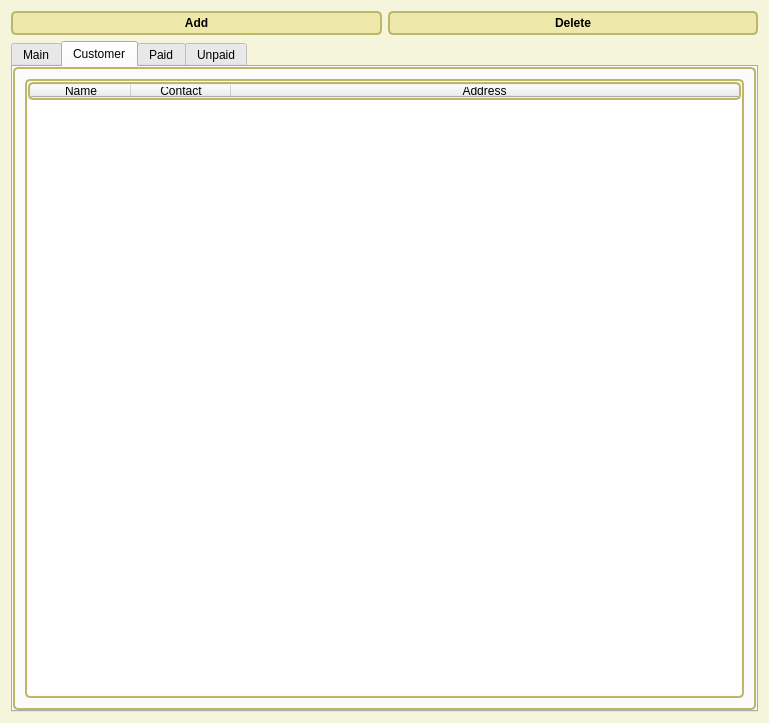
Old version of the form new_start/UI_File/Main.ui in the repository maximustann/Bing_project.
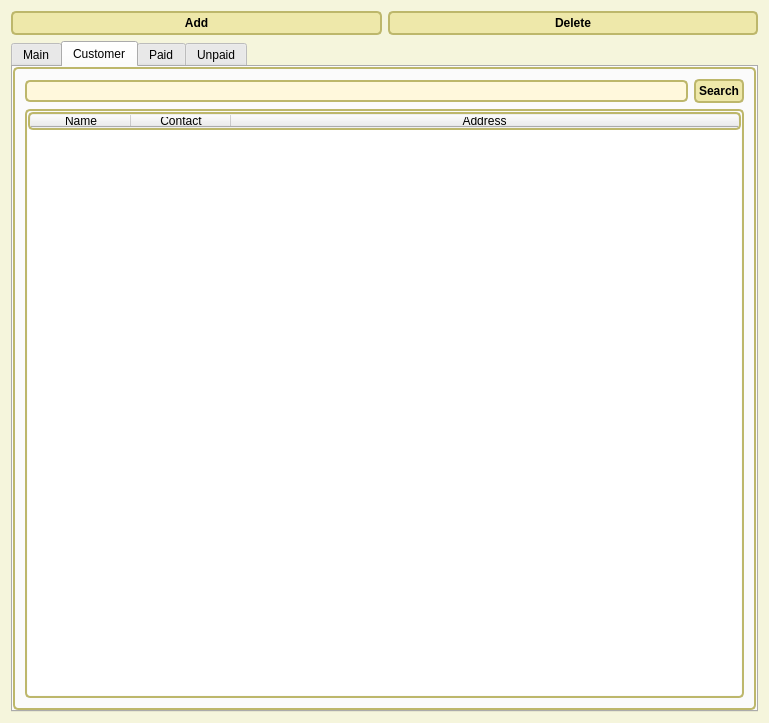
New version of the form. The open tabs and pages were chosen to show the change.

Commit message: Fix main page del button and add button bug

The edit to the form file:
```diff
--- a/new_start/UI_File/Main.ui
+++ b/new_start/UI_File/Main.ui
@@ -375,6 +375,20 @@
       </attribute>
       <layout class="QGridLayout" name="gridLayout_3">
        <item row="0" column="0">
+        <layout class="QHBoxLayout" name="horizontalLayout_2">
+         <item>
+          <widget class="QLineEdit" name="lineEdit_2"/>
+         </item>
+         <item>
+          <widget class="QPushButton" name="pushButton_4">
+           <property name="text">
+            <string>Search</string>
+           </property>
+          </widget>
+         </item>
+        </layout>
+       </item>
+       <item row="1" column="0">
         <widget class="QTableWidget" name="tableWidget_2">
          <property name="editTriggers">
           <set>QAbstractItemView::NoEditTriggers</set>
```
Left out of the diff: 2 changed lines with no effect on the pictures. The commit also changes 2 other files.
